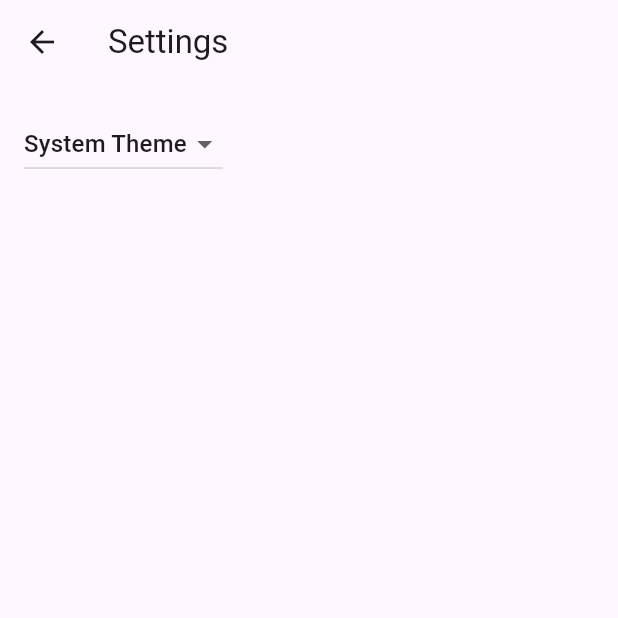
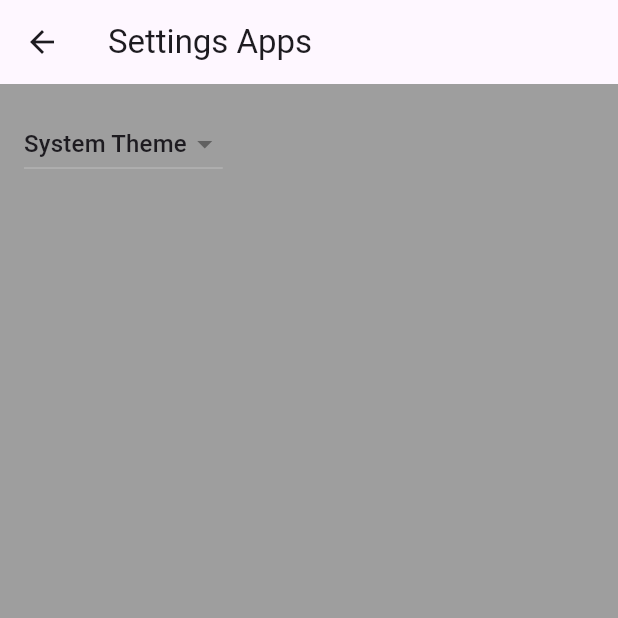
Before and after one commit to FathurDewantoro/basicflutterapp, a Flutter app: the screen it shows after launch, after a tap on the "settings" icon, on a phone screen of 412 x 824 dp, the top half of it. Run offline on Flutter 3.47's test engine with Material 3 defaults, Android fonts, the phone set to English and light mode, and no system bars; generated files the repository leaves out were written again.

Commit message:
update tampilan

```diff
--- a/lib/src/sample_feature/sample_item_list_view.dart
+++ b/lib/src/sample_feature/sample_item_list_view.dart
@@ -49,7 +49,7 @@ class SampleItemListView extends StatelessWidget {
           final item = items[index];
 
           return ListTile(
-            title: Text('SampleItem ${item.id}'),
+              title: Text('SampleItem Id ${item.id}'),
               leading: const CircleAvatar(
                 // Display the Flutter Logo image asset.
                 foregroundImage: AssetImage('assets/images/flutter_logo.png'),
@@ -62,8 +62,7 @@ class SampleItemListView extends StatelessWidget {
                   context,
                   SampleItemDetailsView.routeName,
                 );
-            }
-          );
+              });
         },
       ),
     );
--- a/lib/src/settings/settings_view.dart
+++ b/lib/src/settings/settings_view.dart
@@ -16,8 +16,9 @@ class SettingsView extends StatelessWidget {
   @override
   Widget build(BuildContext context) {
     return Scaffold(
+      backgroundColor: Colors.grey,
       appBar: AppBar(
-        title: const Text('Settings'),
+        title: const Text('Settings Apps'),
       ),
       body: Padding(
         padding: const EdgeInsets.all(16),
@@ -42,7 +43,7 @@ class SettingsView extends StatelessWidget {
             DropdownMenuItem(
               value: ThemeMode.dark,
               child: Text('Dark Theme'),
-            )
+            ),
           ],
         ),
       ),
```
Also changed, not shown: pubspec.lock. Lines whose indentation alone changed are shown as unchanged.
